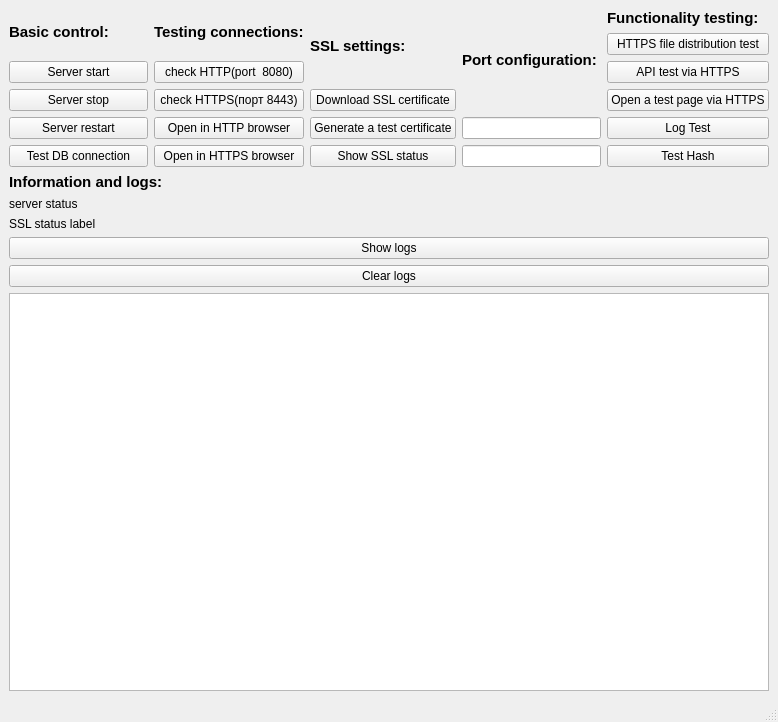
Old version of the form mainwindow.ui in the repository Miskiv-Andrew/ASIDC-SERVER.
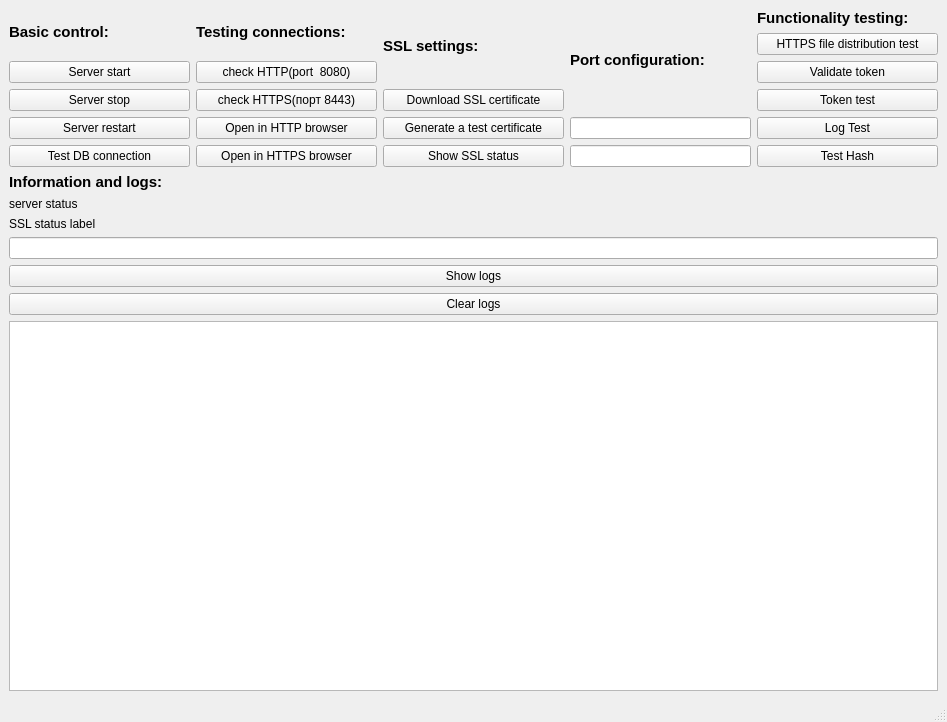
New version of the form.

Patch:
```diff
--- a/mainwindow.ui
+++ b/mainwindow.ui
@@ -6,7 +6,7 @@
    <rect>
     <x>0</x>
     <y>0</y>
-    <width>778</width>
+    <width>947</width>
     <height>722</height>
    </rect>
   </property>
@@ -205,14 +205,14 @@
       <item>
        <widget class="QPushButton" name="btnTestAPI">
         <property name="text">
-         <string>API test via HTTPS</string>
+         <string>Validate token</string>
         </property>
        </widget>
       </item>
       <item>
        <widget class="QPushButton" name="pushButton_13">
         <property name="text">
-         <string>Open a test page via HTTPS</string>
+         <string>Token test</string>
         </property>
        </widget>
       </item>
@@ -261,6 +261,9 @@
         </property>
        </widget>
       </item>
+      <item>
+       <widget class="QLineEdit" name="txtToken"/>
+      </item>
       <item>
        <widget class="QPushButton" name="btnShowLogs">
         <property name="text">
```
Left out of the diff: 2 changed lines with no effect on the pictures.
